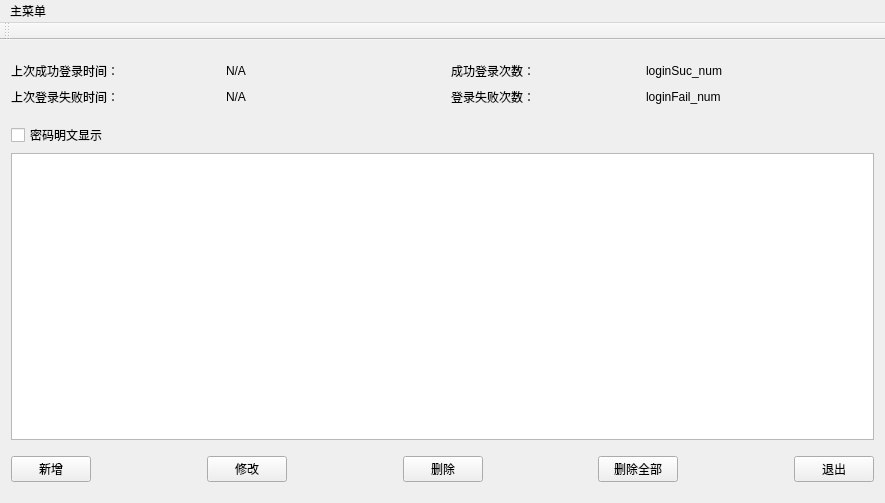
First picture: the form in src/mainwindow.ui, repository 2013timlee/PasswordBook, before the edit.
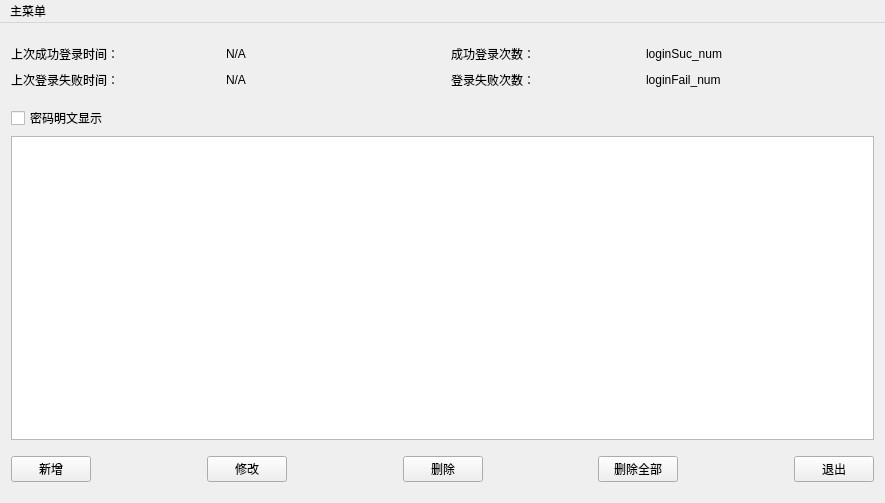
Second picture: the form after the edit.

Commit message: 完成最后修改

```diff
--- a/src/mainwindow.ui
+++ b/src/mainwindow.ui
@@ -326,17 +326,6 @@
     </item>
    </layout>
   </widget>
-  <widget class="QToolBar" name="toolBar">
-   <property name="windowTitle">
-    <string>toolBar</string>
-   </property>
-   <attribute name="toolBarArea">
-    <enum>TopToolBarArea</enum>
-   </attribute>
-   <attribute name="toolBarBreak">
-    <bool>false</bool>
-   </attribute>
-  </widget>
   <widget class="QMenuBar" name="menuBar">
    <property name="geometry">
     <rect>
```
Left out of the diff: 2 changed lines with no effect on the pictures. The commit also changes 2 other files.
